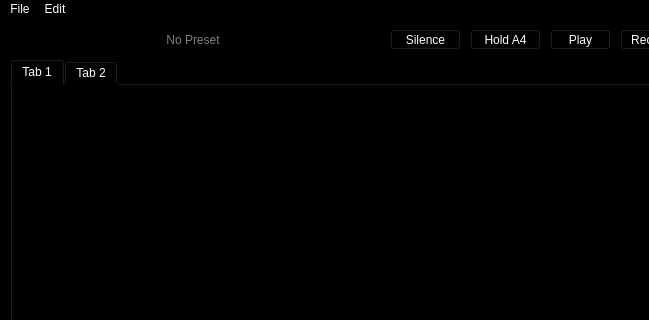
Before: the Qt Designer form ui/sbuimain.ui in TheDaemoness/Soundbench, drawn with Qt 5; both pictures show x 0 to 649 and y 0 to 320 of the 800 by 450 pixel window.
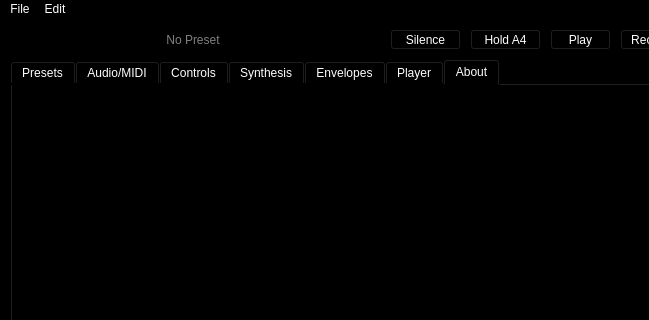
After: the same form once the commit is applied.

Commit message: Rearranged some tabs.

What changed in the file:
```diff
--- a/ui/sbuimain.ui
+++ b/ui/sbuimain.ui
@@ -159,14 +159,42 @@
       <height>361</height>
      </rect>
     </property>
-    <widget class="QWidget" name="tab">
+    <property name="currentIndex">
+     <number>6</number>
+    </property>
+    <widget class="QWidget" name="tab_presets">
      <attribute name="title">
-      <string>Tab 1</string>
+      <string>Presets</string>
      </attribute>
     </widget>
     <widget class="QWidget" name="tab_2">
      <attribute name="title">
-      <string>Tab 2</string>
+      <string>Audio/MIDI</string>
+     </attribute>
+    </widget>
+    <widget class="QWidget" name="tab_controls">
+     <attribute name="title">
+      <string>Controls</string>
+     </attribute>
+    </widget>
+    <widget class="QWidget" name="tab_synth">
+     <attribute name="title">
+      <string>Synthesis</string>
+     </attribute>
+    </widget>
+    <widget class="QWidget" name="tab_envel">
+     <attribute name="title">
+      <string>Envelopes</string>
+     </attribute>
+    </widget>
+    <widget class="QWidget" name="tab_player">
+     <attribute name="title">
+      <string>Player</string>
+     </attribute>
+    </widget>
+    <widget class="QWidget" name="tab_about">
+     <attribute name="title">
+      <string>About</string>
      </attribute>
     </widget>
    </widget>
```
Left out of the diff: 2 changed lines with no effect on the pictures.
